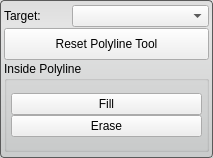
This is src/Interface/ToolInterface/PolyLineToolInterface.ui in SCIInstitute/Seg3D as Qt 5 draws it before an edit. The edited form follows.
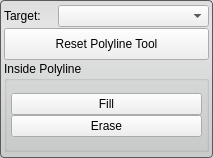
This is the edited form.

Diff of the .ui file:
```diff
--- a/src/Interface/ToolInterface/PolyLineToolInterface.ui
+++ b/src/Interface/ToolInterface/PolyLineToolInterface.ui
@@ -46,9 +46,9 @@
     <number>4</number>
    </property>
    <item>
-    <layout class="QHBoxLayout" name="activeHLayout" stretch="1,2">
+    <layout class="QHBoxLayout" name="activeHLayout" stretch="1,3">
      <property name="spacing">
-      <number>0</number>
+      <number>4</number>
      </property>
      <item>
       <widget class="QLabel" name="activeLabel">
```
